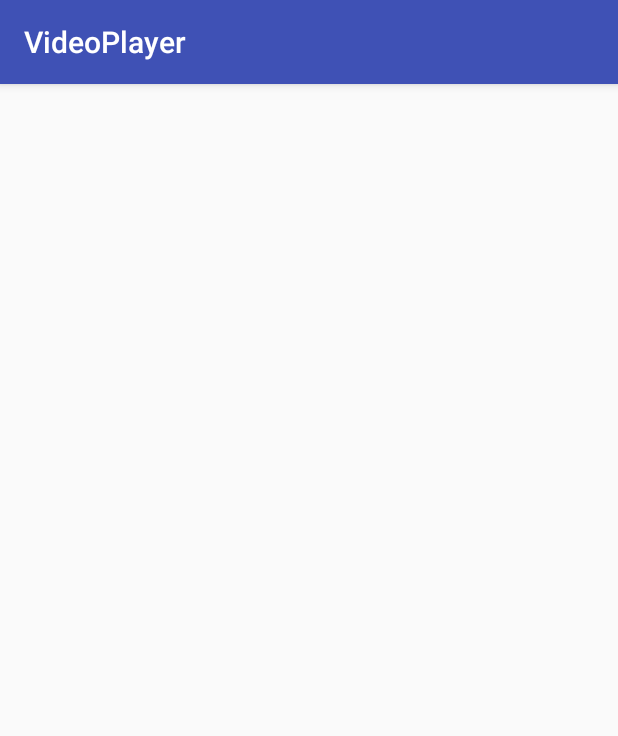
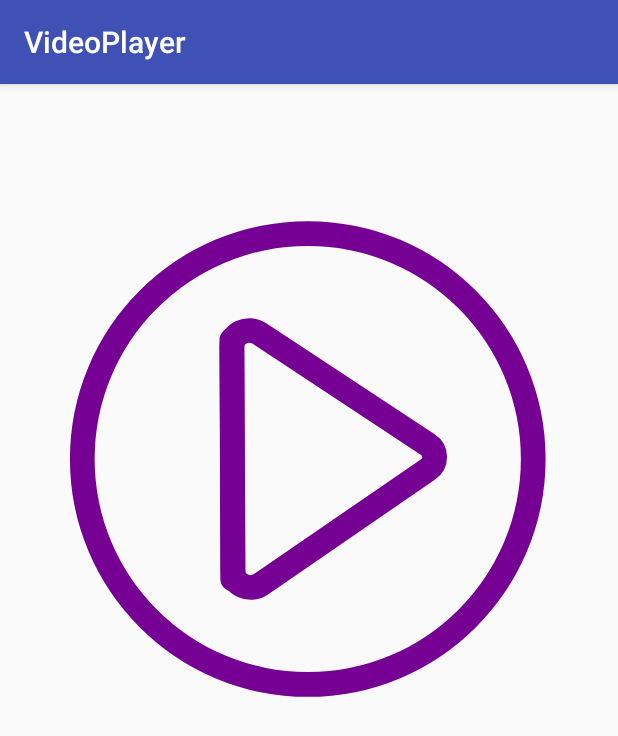
Before and after one commit to ayushdubey003/VideoPlayer, an Android app: the first screen one second after launch (MainActivity), on a phone screen of 412 x 824 dp. Shown: the top 736 px of the screen. Run offline under Robolectric (Android 15) with nearby library versions, the phone set to English and light mode, and no system bars.

Commit message:
Update animations and font

```diff
--- a/app/build.gradle
+++ b/app/build.gradle
@@ -19,6 +19,7 @@ android {
 }
 
 dependencies {
+    implementation 'com.airbnb.android:lottie:2.7.0'
     implementation fileTree(dir: 'libs', include: ['*.jar'])
     implementation 'com.android.support:appcompat-v7:28.0.0'
     implementation 'com.android.support.constraint:constraint-layout:1.1.3'
--- a/app/src/main/java/com/ayush/videoplayer/FolderAdapter.java
+++ b/app/src/main/java/com/ayush/videoplayer/FolderAdapter.java
@@ -1,6 +1,7 @@
 package com.ayush.videoplayer;
 
 import android.content.Context;
+import android.graphics.Typeface;
 import android.support.annotation.NonNull;
 import android.support.annotation.Nullable;
 import android.util.Log;
@@ -30,7 +31,9 @@ public class FolderAdapter extends ArrayAdapter<Folder> {
         ImageView imageView = (ImageView) convertView.findViewById(R.id.folderimg);
         textView.setText(getItem(position).getmFolderName());
         imageView.setImageResource(R.drawable.ic_folder_black_24dp);
-        textView1.setText(Integer.toString(getItem(position).getmSize())+" videos");
+        textView1.setText(Integer.toString(getItem(position).getmSize()) + " videos");
+        Typeface typeface = Typeface.createFromAsset(getContext().getAssets(), "font.ttf");
+        textView1.setTypeface(typeface);
         return convertView;
     }
 }
--- a/app/src/main/java/com/ayush/videoplayer/MainActivity.java
+++ b/app/src/main/java/com/ayush/videoplayer/MainActivity.java
@@ -6,11 +6,13 @@ import android.content.Context;
 import android.content.Intent;
 import android.content.pm.PackageManager;
 import android.os.Environment;
+import android.os.Handler;
 import android.support.v4.app.ActivityCompat;
 import android.support.v4.content.ContextCompat;
 import android.support.v7.app.AppCompatActivity;
 import android.os.Bundle;
 import android.util.Log;
+import android.view.View;
 import android.widget.ArrayAdapter;
 import android.widget.ListView;
 import android.widget.Toast;
@@ -36,6 +38,16 @@ public class MainActivity extends AppCompatActivity {
     protected void onCreate(Bundle savedInstanceState) {
         super.onCreate(savedInstanceState);
         setContentView(R.layout.activity_main);
+        final ListView listView = (ListView) findViewById(R.id.list);
+        final com.airbnb.lottie.LottieAnimationView lottieAnimationView = (com.airbnb.lottie.LottieAnimationView) findViewById(R.id.anim);
+        Handler handler = new Handler();
+        handler.postDelayed(new Runnable() {
+            @Override
+            public void run() {
+                lottieAnimationView.setVisibility(View.GONE);
+                listView.setVisibility(View.VISIBLE);
+            }
+        },3000);
         if (ContextCompat.checkSelfPermission(this,
                 Manifest.permission.READ_EXTERNAL_STORAGE) != PackageManager.PERMISSION_GRANTED) {
             ActivityCompat.requestPermissions(MainActivity.this,
@@ -53,7 +65,6 @@ public class MainActivity extends AppCompatActivity {
             String rootPath = root.getPath();
             File[] file = root.listFiles();
             dfs(file);
-            ListView listView = (ListView) findViewById(R.id.list);
             mArrayAdapter = new FolderAdapter(MainActivity.this, 0, list);
             HashMap<String, ArrayList<String>> hashMap = new HashMap<>();
             HashSet<String> hashSet = new HashSet<>();
--- a/app/src/main/res/layout/activity_main.xml
+++ b/app/src/main/res/layout/activity_main.xml
@@ -1,11 +1,24 @@
 <?xml version="1.0" encoding="utf-8"?>
-<ListView xmlns:android="http://schemas.android.com/apk/res/android"
+<RelativeLayout xmlns:android="http://schemas.android.com/apk/res/android"
     xmlns:app="http://schemas.android.com/apk/res-auto"
     xmlns:tools="http://schemas.android.com/tools"
-    android:id="@+id/list"
     android:layout_width="match_parent"
     android:layout_height="match_parent"
-    android:divider="@null"
     tools:context=".MainActivity">
 
-</ListView>
+    <ListView
+        android:id="@+id/list"
+        android:layout_width="match_parent"
+        android:layout_height="match_parent"
+        android:divider="@null"
+        android:visibility="gone"></ListView>
+
+    <com.airbnb.lottie.LottieAnimationView
+        android:id="@+id/anim"
+        android:layout_width="match_parent"
+        android:layout_height="wrap_content"
+        android:layout_alignTop="@id/list"
+        app:lottie_autoPlay="true"
+        app:lottie_fileName="load.json"
+        app:lottie_loop="true" />
+</RelativeLayout>
--- a/app/src/main/res/layout/list_items.xml
+++ b/app/src/main/res/layout/list_items.xml
@@ -33,7 +33,8 @@
                 android:paddingTop="4dp"
                 android:textColor="#000000"
                 android:textSize="18sp"
-                tools:text="Sample" />
+                tools:text="Sample"
+                android:fontFamily=""/>
 
             <TextView
                 android:id="@+id/numberofvideos"
```
Also changed, not shown: app/src/main/assets/font.ttf (added).
